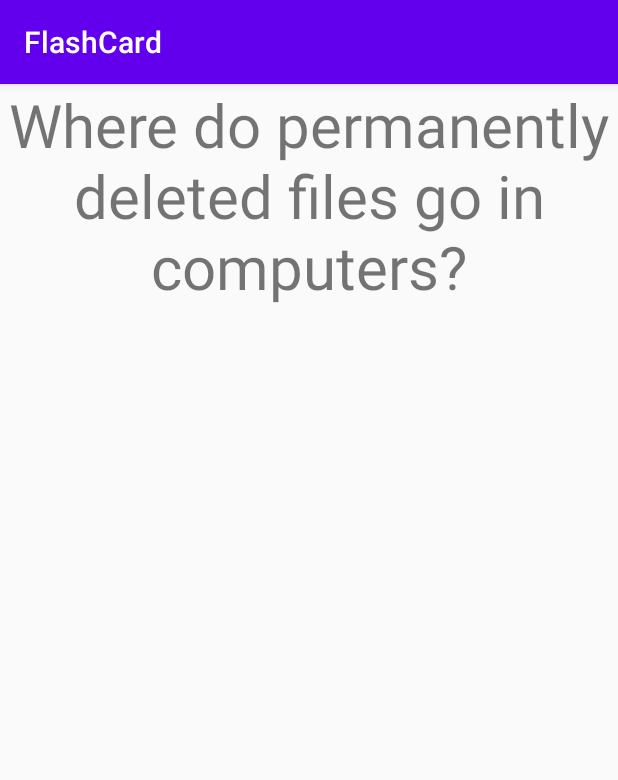
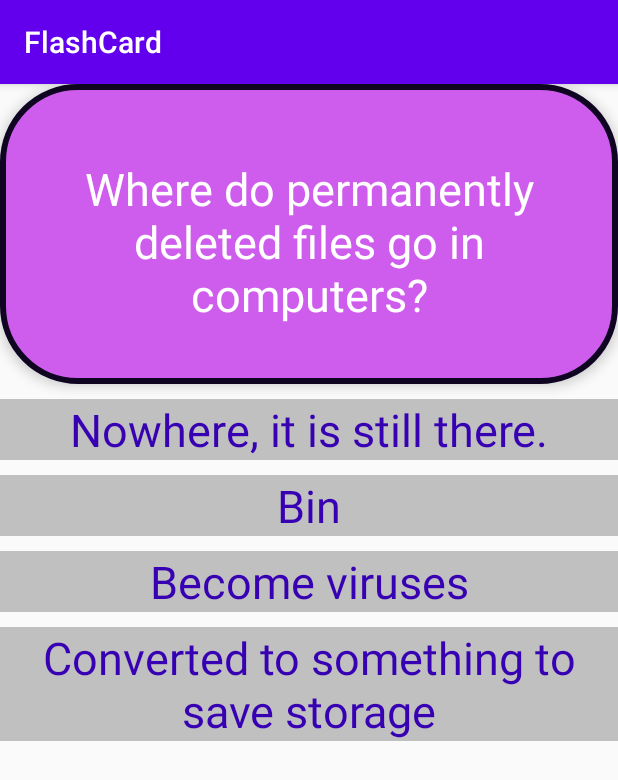
Before and after one commit to PhumuzileMoyo8/FlashCard, an Android app: the screen it shows after launch (MainActivity), on a phone screen of 412 x 824 dp. Shown: the top 780 px of the screen. Run offline under Robolectric (Android 15) with nearby library versions, the phone set to English and light mode, and no system bars.

Commit message:
Modified MainActivity file and its xml file to add new features

```diff
--- a/app/src/main/java/com/example/flashcard/MainActivity.java
+++ b/app/src/main/java/com/example/flashcard/MainActivity.java
@@ -12,12 +12,20 @@ public class MainActivity extends AppCompatActivity {
         super.onCreate(savedInstanceState);
         setContentView(R.layout.activity_main);
 
-        findViewById(R.id.FC_intro).setOnClickListener(new View.OnClickListener() {
+        /**findViewById(R.id.FC_question).setOnClickListener(new View.OnClickListener() {
             @Override
             public void onClick(View v) {
-                findViewById(R.id.FC_intro).setVisibility(View.INVISIBLE);
-                findViewById(R.id.FC_firstmessage).setVisibility(View.VISIBLE);
+                //findViewById(R.id.FC_question).setVisibility(View.INVISIBLE);
+                //findViewById(R.id.FC_answer).setVisibility(View.VISIBLE);
             }
         });
+
+        findViewById(R.id.FC_answer).setOnClickListener(new View.OnClickListener() {
+            @Override
+            public void onClick(View v) {
+                //findViewById(R.id.FC_answer).setVisibility(View.INVISIBLE);
+                //findViewById(R.id.FC_question).setVisibility(View.VISIBLE);
+            }
+        });**/
     }
 }
--- /dev/null
+++ b/app/src/main/res/drawable/solid_color_shape.xml
@@ -0,0 +1,9 @@
+<?xml version="1.0" encoding="utf-8"?>
+    <shape xmlns:android="http://schemas.android.com/apk/res/android"
+        android:shape="rectangle" >
+        <corners android:radius="50dp" />
+        <stroke android:width="4dp" android:color="#0F0522" />
+        <solid android:color="#CE5DED"/>
+        <padding android:left="20dp" android:top="20dp"
+            android:right="20dp" android:bottom="10dp" />
+    </shape>
--- a/app/src/main/res/layout/activity_main.xml
+++ b/app/src/main/res/layout/activity_main.xml
@@ -6,20 +6,66 @@
     tools:context=".MainActivity">
 
     <TextView
-        android:id="@+id/FC_intro"
+        android:id="@+id/FC_question"
+        android:background="@drawable/solid_color_shape"
+        android:elevation="5dp"
+        android:textColor="@color/White"
         android:layout_width="match_parent"
         android:layout_height="200dp"
         android:text="Where do permanently deleted files go in computers?"
-        android:textAlignment="center"
-        android:textSize="40sp" />
+        android:gravity="center"
+        android:textSize="30sp" />
 
     <TextView
-        android:id="@+id/FC_firstmessage"
+        android:id="@+id/FC_answerA"
         android:layout_width="match_parent"
-        android:layout_height="200dp"
-        android:visibility="invisible"
+        android:layout_height="wrap_content"
+        android:layout_below="@+id/FC_question"
+        android:layout_marginTop="10dp"
+        android:background="@color/Silver"
+        android:gravity="center"
         android:text="Nowhere, it is still there."
-        android:textAlignment="center"
-        android:textSize="40sp" />
+        android:textColor="@color/colorPrimaryDark"
+        android:textSize="30sp"
+        android:visibility="visible" />
+
+    <TextView
+        android:id="@+id/FC_answerB"
+        android:layout_width="match_parent"
+        android:layout_height="wrap_content"
+        android:layout_below="@+id/FC_answerA"
+        android:layout_marginTop="10dp"
+        android:background="@color/Silver"
+        android:gravity="center"
+        android:text="Bin"
+        android:textColor="@color/colorPrimaryDark"
+        android:textSize="30sp"
+        android:visibility="visible" />
+
+    <TextView
+        android:id="@+id/FC_answerC"
+        android:layout_width="match_parent"
+        android:layout_height="wrap_content"
+        android:layout_below="@+id/FC_answerB"
+        android:layout_marginTop="10dp"
+        android:background="@color/Silver"
+        android:gravity="center"
+        android:text="Become viruses"
+        android:textColor="@color/colorPrimaryDark"
+        android:textSize="30sp"
+        android:visibility="visible" />
+
+    <TextView
+        android:id="@+id/FC_answerD"
+        android:layout_width="match_parent"
+        android:layout_height="wrap_content"
+        android:layout_below="@+id/FC_answerC"
+        android:layout_marginTop="10dp"
+        android:background="@color/Silver"
+        android:gravity="center"
+        android:text="Converted to something to save storage"
+        android:textColor="@color/colorPrimaryDark"
+        android:textSize="30sp"
+        android:visibility="visible" />
 
 </RelativeLayout>
--- a/app/src/main/res/values/colors.xml
+++ b/app/src/main/res/values/colors.xml
@@ -3,4 +3,20 @@
     <color name="colorPrimary">#6200EE</color>
     <color name="colorPrimaryDark">#3700B3</color>
     <color name="colorAccent">#03DAC5</color>
+    <color name="Purple">#800080</color>
+    <color name="Red">#FF0000</color>
+    <color name="Dark_Red">#AF0000</color>
+    <color name="Cyan">#00FFFF</color>
+    <color name="LightBlue">#ADD8E6</color>
+    <color name="Lime">#00FF00</color>
+    <color name="Olive">#808000</color>
+    <color name="Orange">#FFA500</color>
+    <color name="Silver">#C0C0C0</color>
+    <color name="Magenta">#FF00FF</color>
+    <color name="DarkOlive">#303000</color>
+    <color name="Olive2">#4E4E00</color>
+    <color name="Green">#008000</color>
+    <color name="Leaf_Green">#004E00</color>
+    <color name="White">#FFFFFF</color>
+    <color name="Light_Green">#CCFF99</color>
 </resources>
```
